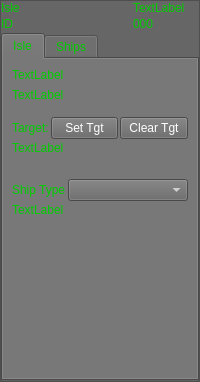
Old version of the form waterobjectinfo.ui in the repository ngc42/WaterWorld.
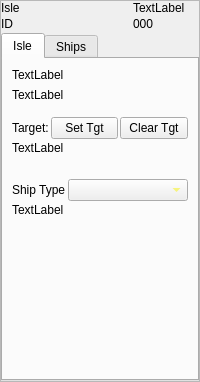
New version of the form. The open tabs and pages were chosen to show the change.

```diff
--- a/waterobjectinfo.ui
+++ b/waterobjectinfo.ui
@@ -37,235 +37,12 @@
     <height>0</height>
    </size>
   </property>
-  <property name="palette">
-   <palette>
-    <active>
-     <colorrole role="WindowText">
-      <brush brushstyle="SolidPattern">
-       <color alpha="255">
-        <red>255</red>
-        <green>255</green>
-        <blue>255</blue>
-       </color>
-      </brush>
-     </colorrole>
-     <colorrole role="Button">
-      <brush brushstyle="SolidPattern">
-       <color alpha="255">
-        <red>102</red>
-        <green>102</green>
-        <blue>102</blue>
-       </color>
-      </brush>
-     </colorrole>
-     <colorrole role="ButtonText">
-      <brush brushstyle="SolidPattern">
-       <color alpha="255">
-        <red>255</red>
-        <green>255</green>
-        <blue>255</blue>
-       </color>
-      </brush>
-     </colorrole>
-     <colorrole role="Base">
-      <brush brushstyle="SolidPattern">
-       <color alpha="255">
-        <red>255</red>
-        <green>255</green>
-        <blue>0</blue>
-       </color>
-      </brush>
-     </colorrole>
-     <colorrole role="Window">
-      <brush brushstyle="SolidPattern">
-       <color alpha="255">
-        <red>102</red>
-        <green>102</green>
-        <blue>102</blue>
-       </color>
-      </brush>
-     </colorrole>
-     <colorrole role="Shadow">
-      <brush brushstyle="SolidPattern">
-       <color alpha="255">
-        <red>255</red>
-        <green>255</green>
-        <blue>0</blue>
-       </color>
-      </brush>
-     </colorrole>
-     <colorrole role="Highlight">
-      <brush brushstyle="SolidPattern">
-       <color alpha="255">
-        <red>255</red>
-        <green>255</green>
-        <blue>255</blue>
-       </color>
-      </brush>
-     </colorrole>
-     <colorrole role="HighlightedText">
-      <brush brushstyle="SolidPattern">
-       <color alpha="255">
-        <red>0</red>
-        <green>0</green>
-        <blue>0</blue>
-       </color>
-      </brush>
-     </colorrole>
-    </active>
-    <inactive>
-     <colorrole role="WindowText">
-      <brush brushstyle="SolidPattern">
-       <color alpha="255">
-        <red>255</red>
-        <green>255</green>
-        <blue>255</blue>
-       </color>
-      </brush>
-     </colorrole>
-     <colorrole role="Button">
-      <brush brushstyle="SolidPattern">
-       <color alpha="255">
-        <red>102</red>
-        <green>102</green>
-        <blue>102</blue>
-       </color>
-      </brush>
-     </colorrole>
-     <colorrole role="ButtonText">
-      <brush brushstyle="SolidPattern">
-       <color alpha="255">
-        <red>255</red>
-        <green>255</green>
-        <blue>255</blue>
-       </color>
-      </brush>
-     </colorrole>
-     <colorrole role="Base">
-      <brush brushstyle="SolidPattern">
-       <color alpha="255">
-        <red>255</red>
-        <green>255</green>
-        <blue>0</blue>
-       </color>
-      </brush>
-     </colorrole>
-     <colorrole role="Window">
-      <brush brushstyle="SolidPattern">
-       <color alpha="255">
-        <red>102</red>
-        <green>102</green>
-        <blue>102</blue>
-       </color>
-      </brush>
-     </colorrole>
-     <colorrole role="Shadow">
-      <brush brushstyle="SolidPattern">
-       <color alpha="255">
-        <red>255</red>
-        <green>255</green>
-        <blue>0</blue>
-       </color>
-      </brush>
-     </colorrole>
-     <colorrole role="Highlight">
-      <brush brushstyle="SolidPattern">
-       <color alpha="255">
-        <red>255</red>
-        <green>255</green>
-        <blue>255</blue>
-       </color>
-      </brush>
-     </colorrole>
-     <colorrole role="HighlightedText">
-      <brush brushstyle="SolidPattern">
-       <color alpha="255">
-        <red>0</red>
-        <green>0</green>
-        <blue>0</blue>
-       </color>
-      </brush>
-     </colorrole>
-    </inactive>
-    <disabled>
-     <colorrole role="WindowText">
-      <brush brushstyle="SolidPattern">
-       <color alpha="255">
-        <red>190</red>
-        <green>190</green>
-        <blue>190</blue>
-       </color>
-      </brush>
-     </colorrole>
-     <colorrole role="Button">
-      <brush brushstyle="SolidPattern">
-       <color alpha="255">
-        <red>102</red>
-        <green>102</green>
-        <blue>102</blue>
-       </color>
-      </brush>
-     </colorrole>
-     <colorrole role="ButtonText">
-      <brush brushstyle="SolidPattern">
-       <color alpha="255">
-        <red>190</red>
-        <green>190</green>
-        <blue>190</blue>
-       </color>
-      </brush>
-     </colorrole>
-     <colorrole role="Base">
-      <brush brushstyle="SolidPattern">
-       <color alpha="255">
-        <red>102</red>
-        <green>102</green>
-        <blue>102</blue>
-       </color>
-      </brush>
-     </colorrole>
-     <colorrole role="Window">
-      <brush brushstyle="SolidPattern">
-       <color alpha="255">
-        <red>102</red>
-        <green>102</green>
-        <blue>102</blue>
-       </color>
-      </brush>
-     </colorrole>
-     <colorrole role="Shadow">
-      <brush brushstyle="SolidPattern">
-       <color alpha="255">
-        <red>255</red>
-        <green>255</green>
-        <blue>0</blue>
-       </color>
-      </brush>
-     </colorrole>
-     <colorrole role="Highlight">
-      <brush brushstyle="SolidPattern">
-       <color alpha="255">
-        <red>145</red>
-        <green>141</green>
-        <blue>126</blue>
-       </color>
-      </brush>
-     </colorrole>
-     <colorrole role="HighlightedText">
-      <brush brushstyle="SolidPattern">
-       <color alpha="255">
-        <red>0</red>
-        <green>0</green>
-        <blue>0</blue>
-       </color>
-      </brush>
-     </colorrole>
-    </disabled>
-   </palette>
-  </property>
   <property name="windowTitle">
    <string>StackedWidget</string>
   </property>
+  <property name="autoFillBackground">
+   <bool>false</bool>
+  </property>
   <property name="frameShape">
    <enum>QFrame::StyledPanel</enum>
   </property>
@@ -393,97 +170,6 @@
      <verstretch>0</verstretch>
     </sizepolicy>
    </property>
-   <property name="palette">
-    <palette>
-     <active>
-      <colorrole role="WindowText">
-       <brush brushstyle="SolidPattern">
-        <color alpha="255">
-         <red>0</red>
-         <green>204</green>
-         <blue>0</blue>
-        </color>
-       </brush>
-      </colorrole>
-      <colorrole role="Base">
-       <brush brushstyle="SolidPattern">
-        <color alpha="255">
-         <red>255</red>
-         <green>255</green>
-         <blue>255</blue>
-        </color>
-       </brush>
-      </colorrole>
-      <colorrole role="Window">
-       <brush brushstyle="SolidPattern">
-        <color alpha="255">
-         <red>102</red>
-         <green>102</green>
-         <blue>102</blue>
-        </color>
-       </brush>
-      </colorrole>
-     </active>
-     <inactive>
-      <colorrole role="WindowText">
-       <brush brushstyle="SolidPattern">
-        <color alpha="255">
-         <red>0</red>
-         <green>204</green>
-         <blue>0</blue>
-        </color>
-       </brush>
-      </colorrole>
-      <colorrole role="Base">
-       <brush brushstyle="SolidPattern">
-        <color alpha="255">
-         <red>255</red>
-         <green>255</green>
-         <blue>255</blue>
-        </color>
-       </brush>
-      </colorrole>
-      <colorrole role="Window">
-       <brush brushstyle="SolidPattern">
-        <color alpha="255">
-         <red>102</red>
-         <green>102</green>
-         <blue>102</blue>
-        </color>
-       </brush>
-      </colorrole>
-     </inactive>
-     <disabled>
-      <colorrole role="WindowText">
-       <brush brushstyle="SolidPattern">
-        <color alpha="255">
-         <red>190</red>
-         <green>190</green>
-         <blue>190</blue>
-        </color>
-       </brush>
-      </colorrole>
-      <colorrole role="Base">
-       <brush brushstyle="SolidPattern">
-        <color alpha="255">
-         <red>102</red>
-         <green>102</green>
-         <blue>102</blue>
-        </color>
-       </brush>
-      </colorrole>
-      <colorrole role="Window">
-       <brush brushstyle="SolidPattern">
-        <color alpha="255">
-         <red>102</red>
-         <green>102</green>
-         <blue>102</blue>
-        </color>
-       </brush>
-      </colorrole>
-     </disabled>
-    </palette>
-   </property>
    <layout class="QGridLayout" name="gridLayout_2">
     <property name="leftMargin">
      <number>0</number>
@@ -511,205 +197,6 @@
         <height>30</height>
        </size>
       </property>
-      <property name="palette">
-       <palette>
-        <active>
-         <colorrole role="WindowText">
-          <brush brushstyle="SolidPattern">
-           <color alpha="255">
-            <red>0</red>
-            <green>204</green>
-            <blue>0</blue>
-           </color>
-          </brush>
-         </colorrole>
-         <colorrole role="Button">
-          <brush brushstyle="SolidPattern">
-           <color alpha="255">
-            <red>102</red>
-            <green>102</green>
-            <blue>102</blue>
-           </color>
-          </brush>
-         </colorrole>
-         <colorrole role="Text">
-          <brush brushstyle="SolidPattern">
-           <color alpha="255">
-            <red>0</red>
-            <green>204</green>
-            <blue>0</blue>
-           </color>
-          </brush>
-         </colorrole>
-         <colorrole role="ButtonText">
-          <brush brushstyle="SolidPattern">
-           <color alpha="255">
-            <red>255</red>
-            <green>255</green>
-            <blue>255</blue>
-           </color>
-          </brush>
-         </colorrole>
-         <colorrole role="Base">
-          <brush brushstyle="SolidPattern">
-           <color alpha="255">
-            <red>102</red>
-            <green>102</green>
-            <blue>102</blue>
-           </color>
-          </brush>
-         </colorrole>
-         <colorrole role="Highlight">
-          <brush brushstyle="SolidPattern">
-           <color alpha="255">
-            <red>0</red>
-            <green>0</green>
-            <blue>0</blue>
-           </color>
-          </brush>
-         </colorrole>
-         <colorrole role="HighlightedText">
-          <brush brushstyle="SolidPattern">
-           <color alpha="255">
-            <red>255</red>
-            <green>85</green>
-            <blue>0</blue>
-           </color>
-          </brush>
-         </colorrole>
-        </active>
-        <inactive>
-         <colorrole role="WindowText">
-          <brush brushstyle="SolidPattern">
-           <color alpha="255">
-            <red>0</red>
-            <green>204</green>
-            <blue>0</blue>
-           </color>
-          </brush>
-         </colorrole>
-         <colorrole role="Button">
-          <brush brushstyle="SolidPattern">
-           <color alpha="255">
-            <red>102</red>
-            <green>102</green>
-            <blue>102</blue>
-           </color>
-          </brush>
-         </colorrole>
-         <colorrole role="Text">
-          <brush brushstyle="SolidPattern">
-           <color alpha="255">
-            <red>0</red>
-            <green>204</green>
-            <blue>0</blue>
-           </color>
-          </brush>
-         </colorrole>
-         <colorrole role="ButtonText">
-          <brush brushstyle="SolidPattern">
-           <color alpha="255">
-            <red>255</red>
-            <green>255</green>
-            <blue>255</blue>
-           </color>
-          </brush>
-         </colorrole>
-         <colorrole role="Base">
-          <brush brushstyle="SolidPattern">
-           <color alpha="255">
-            <red>102</red>
-            <green>102</green>
-            <blue>102</blue>
-           </color>
-          </brush>
-         </colorrole>
-         <colorrole role="Highlight">
-          <brush brushstyle="SolidPattern">
-           <color alpha="255">
-            <red>0</red>
-            <green>0</green>
-            <blue>0</blue>
-           </color>
-          </brush>
-         </colorrole>
-         <colorrole role="HighlightedText">
-          <brush brushstyle="SolidPattern">
-           <color alpha="255">
-            <red>255</red>
-            <green>85</green>
-            <blue>0</blue>
-           </color>
-          </brush>
-         </colorrole>
-        </inactive>
-        <disabled>
-         <colorrole role="WindowText">
-          <brush brushstyle="SolidPattern">
-           <color alpha="255">
-            <red>170</red>
-            <green>0</green>
-            <blue>0</blue>
-           </color>
-          </brush>
-         </colorrole>
-         <colorrole role="Button">
-          <brush brushstyle="SolidPattern">
-           <color alpha="255">
-            <red>102</red>
-            <green>102</green>
-            <blue>102</blue>
-           </color>
-          </brush>
-         </colorrole>
-         <colorrole role="Text">
-          <brush brushstyle="SolidPattern">
-           <color alpha="255">
-            <red>190</red>
-            <green>190</green>
-            <blue>190</blue>
-           </color>
-          </brush>
-         </colorrole>
-         <colorrole role="ButtonText">
-          <brush brushstyle="SolidPattern">
-           <color alpha="255">
-            <red>190</red>
-            <green>190</green>
-            <blue>190</blue>
-           </color>
-          </brush>
-         </colorrole>
-         <colorrole role="Base">
-          <brush brushstyle="SolidPattern">
-           <color alpha="255">
-            <red>170</red>
-            <green>0</green>
-            <blue>0</blue>
-           </color>
-          </brush>
-         </colorrole>
-         <colorrole role="Highlight">
-          <brush brushstyle="SolidPattern">
-           <color alpha="255">
-            <red>145</red>
-            <green>141</green>
-            <blue>126</blue>
-           </color>
-          </brush>
-         </colorrole>
-         <colorrole role="HighlightedText">
-          <brush brushstyle="SolidPattern">
-           <color alpha="255">
-            <red>255</red>
-            <green>85</green>
-            <blue>0</blue>
-           </color>
-          </brush>
-         </colorrole>
-        </disabled>
-       </palette>
-      </property>
       <layout class="QVBoxLayout" name="verticalLayout">
        <property name="spacing">
         <number>0</number>
@@ -728,6 +215,12 @@
        </property>
        <item>
         <widget class="QTabWidget" name="tabWidget">
+         <property name="autoFillBackground">
+          <bool>true</bool>
+         </property>
+         <property name="styleSheet">
+          <string notr="true"/>
+         </property>
          <property name="currentIndex">
           <number>1</number>
          </property>
@@ -819,7 +312,156 @@
                </widget>
               </item>
               <item row="0" column="1">
-               <widget class="QComboBox" name="cbHumanIsleShiptype"/>
+               <widget class="QComboBox" name="cbHumanIsleShiptype">
+                <property name="palette">
+                 <palette>
+                  <active>
+                   <colorrole role="WindowText">
+                    <brush brushstyle="SolidPattern">
+                     <color alpha="255">
+                      <red>223</red>
+                      <green>228</green>
+                      <blue>28</blue>
+                     </color>
+                    </brush>
+                   </colorrole>
+                   <colorrole role="Text">
+                    <brush brushstyle="SolidPattern">
+                     <color alpha="255">
+                      <red>219</red>
+                      <green>186</green>
+                      <blue>35</blue>
+                     </color>
+                    </brush>
+                   </colorrole>
+                   <colorrole role="ButtonText">
+                    <brush brushstyle="SolidPattern">
+                     <color alpha="255">
+                      <red>247</red>
+                      <green>243</green>
+                      <blue>55</blue>
+                     </color>
+                    </brush>
+                   </colorrole>
+                   <colorrole role="HighlightedText">
+                    <brush brushstyle="SolidPattern">
+                     <color alpha="255">
+                      <red>238</red>
+                      <green>238</green>
+                      <blue>238</blue>
+                     </color>
+                    </brush>
+                   </colorrole>
+                   <colorrole role="ToolTipText">
+                    <brush brushstyle="SolidPattern">
+                     <color alpha="255">
+                      <red>229</red>
+                      <green>34</green>
+                      <blue>34</blue>
+                     </color>
+                    </brush>
+                   </colorrole>
+                  </active>
+                  <inactive>
+                   <colorrole role="WindowText">
+                    <brush brushstyle="SolidPattern">
+                     <color alpha="255">
+                      <red>223</red>
+                      <green>228</green>
+                      <blue>28</blue>
+                     </color>
+                    </brush>
+                   </colorrole>
+                   <colorrole role="Text">
+                    <brush brushstyle="SolidPattern">
+                     <color alpha="255">
+                      <red>219</red>
+                      <green>186</green>
+                      <blue>35</blue>
+                     </color>
+                    </brush>
+                   </colorrole>
+                   <colorrole role="ButtonText">
+                    <brush brushstyle="SolidPattern">
+                     <color alpha="255">
+                      <red>247</red>
+                      <green>243</green>
+                      <blue>55</blue>
+                     </color>
+                    </brush>
+                   </colorrole>
+                   <colorrole role="HighlightedText">
+                    <brush brushstyle="SolidPattern">
+                     <color alpha="255">
+                      <red>243</red>
+                      <green>14</green>
+                      <blue>164</blue>
+                     </color>
+                    </brush>
+                   </colorrole>
+                   <colorrole role="ToolTipText">
+                    <brush brushstyle="SolidPattern">
+                     <color alpha="255">
+                      <red>229</red>
+                      <green>34</green>
+                      <blue>34</blue>
+                     </color>
+                    </brush>
+                   </colorrole>
+                  </inactive>
+                  <disabled>
+                   <colorrole role="WindowText">
+                    <brush brushstyle="SolidPattern">
+                     <color alpha="255">
+                      <red>131</red>
+                      <green>131</green>
+                      <blue>132</blue>
+                     </color>
+                    </brush>
+                   </colorrole>
+                   <colorrole role="Text">
+                    <brush brushstyle="SolidPattern">
+                     <color alpha="255">
+                      <red>50</red>
+                      <green>50</green>
+                      <blue>158</blue>
+                     </color>
+                    </brush>
+                   </colorrole>
+                   <colorrole role="ButtonText">
+                    <brush brushstyle="SolidPattern">
+                     <color alpha="255">
+                      <red>227</red>
+                      <green>29</green>
+                      <blue>77</blue>
+                     </color>
+                    </brush>
+                   </colorrole>
+                   <colorrole role="HighlightedText">
+                    <brush brushstyle="SolidPattern">
+                     <color alpha="255">
+                      <red>238</red>
+                      <green>238</green>
+                      <blue>238</blue>
+                     </color>
+                    </brush>
+                   </colorrole>
+                   <colorrole role="ToolTipText">
+                    <brush brushstyle="SolidPattern">
+                     <color alpha="255">
+                      <red>229</red>
+                      <green>34</green>
+                      <blue>34</blue>
+                     </color>
+                    </brush>
+                   </colorrole>
+                  </disabled>
+                 </palette>
+                </property>
+                <property name="autoFillBackground">
+                 <bool>false</bool>
+                </property>
+               </widget>
               </item>
               <item row="1" column="0" colspan="2">
                <widget class="QLabel" name="labelHumanIsleBuildlevel">
```
Left out of the diff: 187 changed lines with no effect on the pictures.
